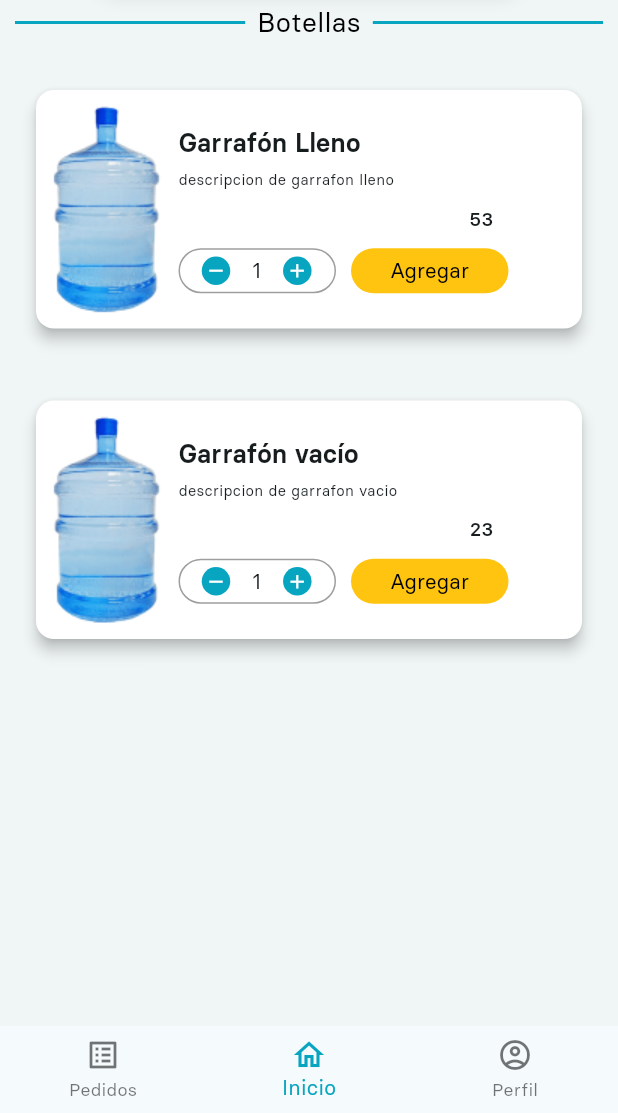
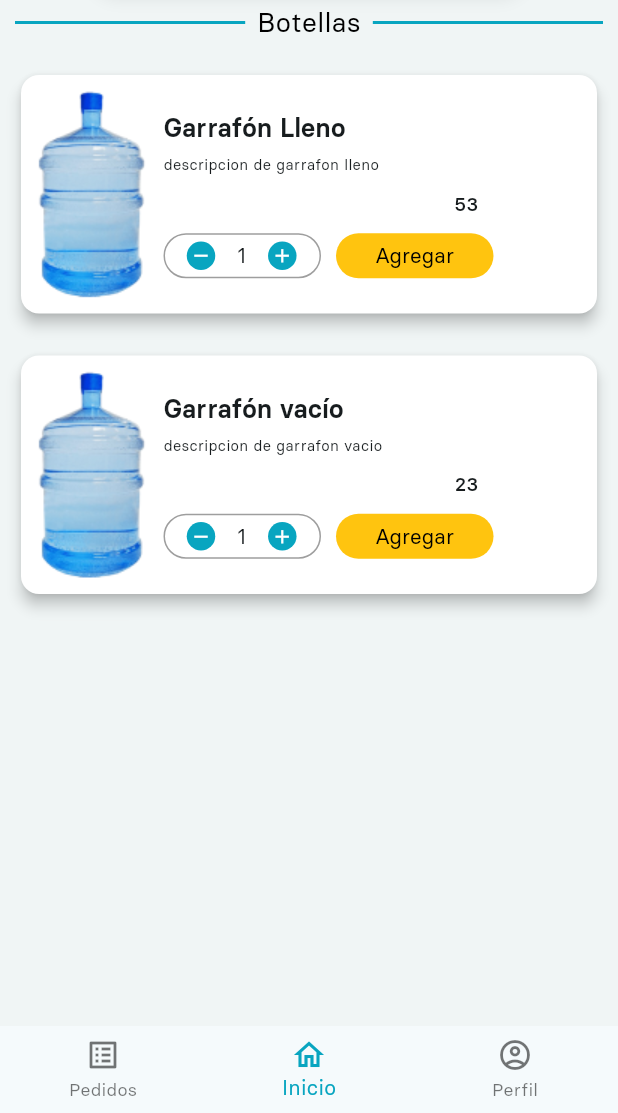
Before and after one commit to daniyyel7/h2o_client_app, a Flutter app: the CategoriesScreenBotellas screen opened by its route, on a phone screen of 412 x 824 dp, the part 123-1236 px from its top. Run offline on Flutter 3.47's test engine with Material 3 defaults, Android fonts, the phone set to English and light mode, and no system bars; our stand-ins replace carousel_slider, go_router.

Commit message:
cards: ajuste de padding

```diff
--- a/lib/presentation/screens/categories/categories_screen_botellas.dart
+++ b/lib/presentation/screens/categories/categories_screen_botellas.dart
@@ -2,7 +2,6 @@ import 'package:flutter/material.dart';
 import 'package:h2o_client_app/presentation/widgets/appBar/app_bar_widget.dart';
 import 'package:h2o_client_app/presentation/widgets/bottomNavigatorBar/bottom_navigator_bar_widget.dart';
 import 'package:h2o_client_app/presentation/widgets/cards/cards_product_custom.dart';
-import 'package:h2o_client_app/presentation/widgets/searachBar/serach_bar_custom.dart';
 
 class CategoriesScreenBotellas extends StatelessWidget {
   static const String name = 'categories_screen_botellas';
--- a/lib/presentation/widgets/cards/cards_product_custom.dart
+++ b/lib/presentation/widgets/cards/cards_product_custom.dart
@@ -16,7 +16,7 @@ class CardsProductCustom extends StatelessWidget {
   @override
   Widget build(BuildContext context) {
     return Padding(
-      padding: const EdgeInsets.all(20),
+      padding: const EdgeInsets.all(10),
       child: Card(
         color: Colors.white,
         elevation: 4,
```
